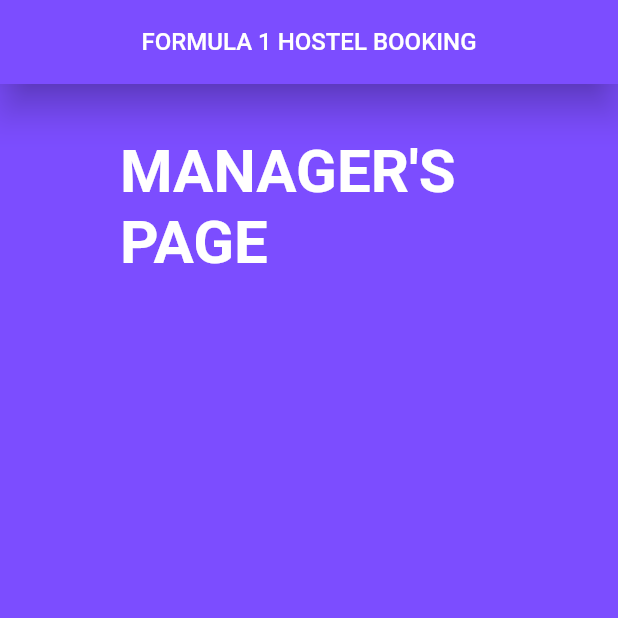
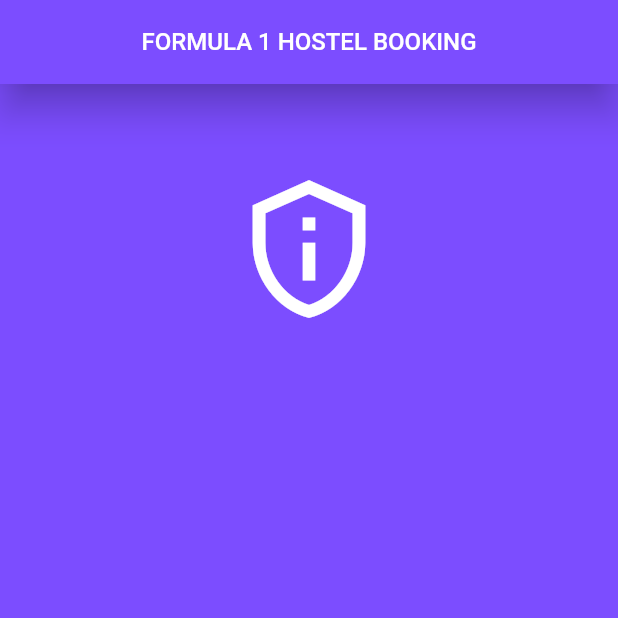
Before and after one commit to Formula-1-One/Formula1-Hostel-Booking-Frontend, a Flutter app: the ManagerCreatePassword screen opened directly, on a phone screen of 412 x 824 dp, the top half of it. Run offline on Flutter 3.47's test engine with Material 2 defaults, Android fonts, the phone set to English and light mode, and no system bars; our stand-ins replace carousel_pro, get, hexcolor, otp_text_field, pdf, printing.

Commit message:
manager update 4.1

```diff
--- a/lib/pages_login/login_components/create_password_page.dart
+++ b/lib/pages_login/login_components/create_password_page.dart
@@ -1,3 +1,5 @@
+// ignore_for_file: unnecessary_import
+
 import 'package:flutter/material.dart';
 import 'package:hostel_booking_app_ui_f1/pages_login/login_components/login_page.dart';
 import 'package:flutter/cupertino.dart';
--- a/lib/pages_manager/manager_create_password.dart
+++ b/lib/pages_manager/manager_create_password.dart
@@ -29,15 +29,12 @@ class ManagerCreatePassword extends StatelessWidget {
                 Stack(
                     children: [
                       Padding(
-                        padding: EdgeInsets.fromLTRB(80, 35, 40, 0),
-                        child:Text(
-                          "MANAGER'S PAGE",
-                          style: TextStyle(
-                              fontSize: 40.0,
-                              fontWeight: FontWeight.bold,
-                              color: Colors.white
-                          ),
-                        ) ,
+                        padding: EdgeInsets.fromLTRB(80, 60, 80, 0),
+                        child:Center(
+                          child: Icon(Icons.privacy_tip_outlined,
+                            color: Colors.white,
+                            size: 100.0,),
+                        ),
                       ),
                     ]),
               ]),
--- a/lib/pages_manager/manager_password_verification.dart
+++ b/lib/pages_manager/manager_password_verification.dart
@@ -20,10 +20,11 @@ class ManagerPasswordVerification extends StatefulWidget {
 }
 
 class _ManagerPasswordVerificationState extends State<ManagerPasswordVerification> {
+  final _formKey = GlobalKey<FormState>();
+  bool _pinSuccess = false;
   @override
   Widget build(BuildContext context) {
-    final _formKey = GlobalKey<FormState>();
-    bool _pinSuccess = false;
+
     return Scaffold(
       backgroundColor: Colors.deepPurpleAccent,
       appBar: AppBar(
@@ -84,7 +85,7 @@ class _ManagerPasswordVerificationState extends State<ManagerPasswordVerificatio
                         OTPTextField(
                           length: 4,
                           width: 300,
-                          fieldWidth: 50,
+                          fieldWidth: 60,
                           style: const TextStyle(
                               fontSize: 30
                           ),
```
